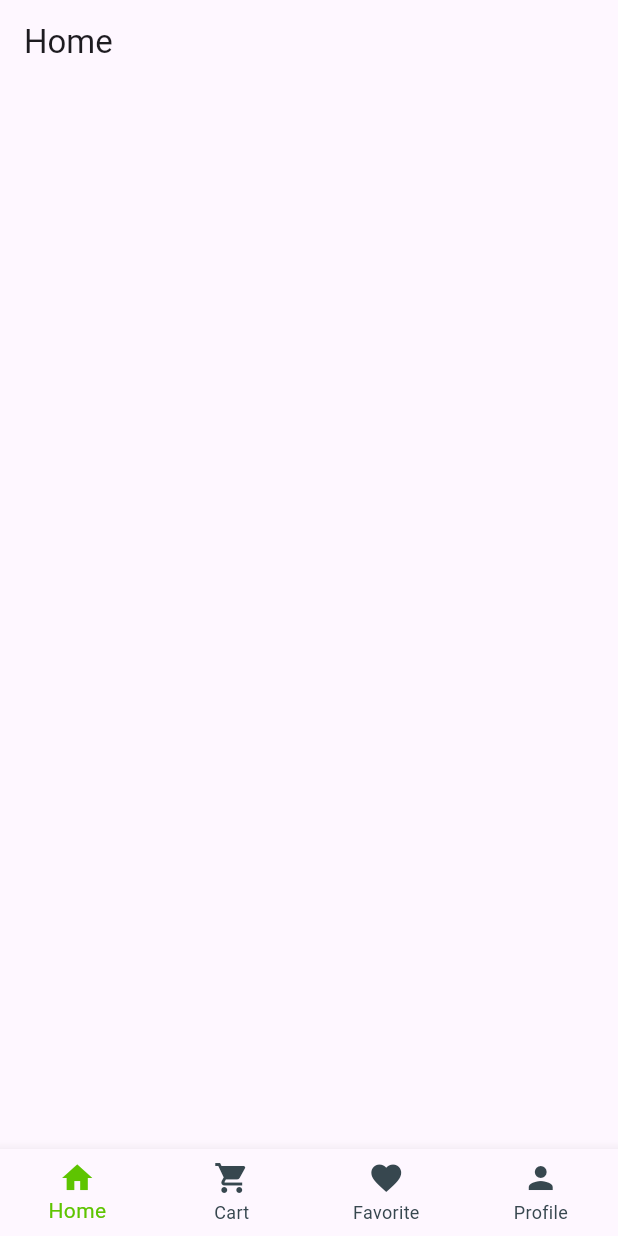
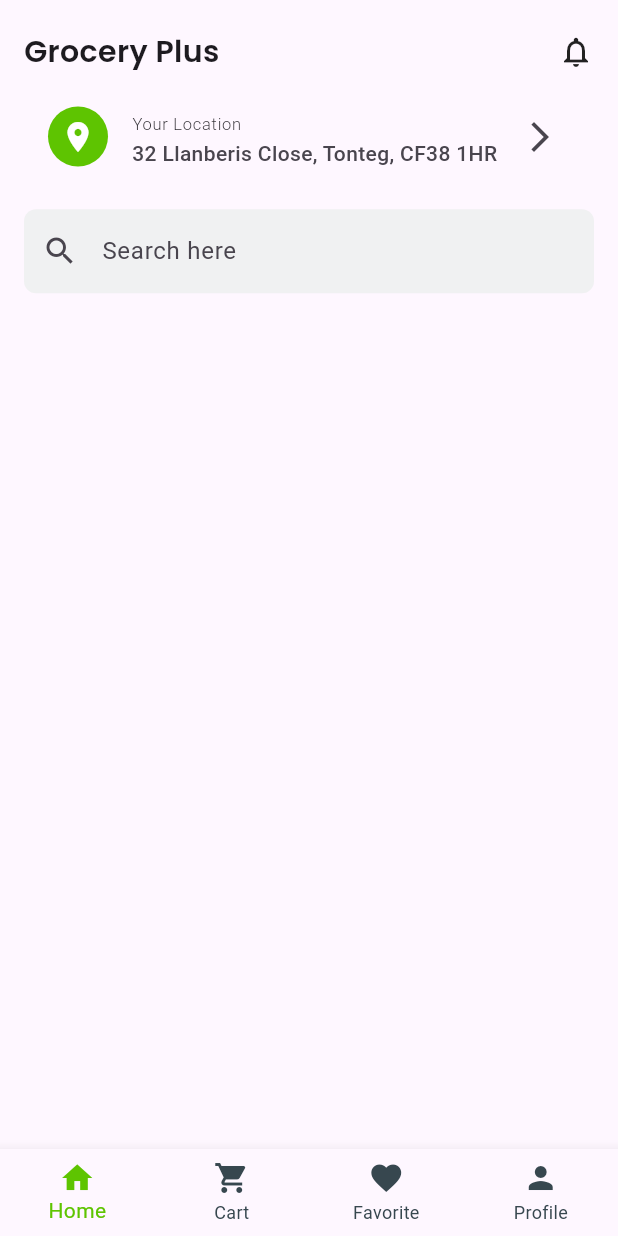
Before and after one commit to qaisarabbas0011/grocery_plus, a Flutter app: the screen it shows after launch, after a tap on "Next", on a phone screen of 412 x 824 dp. Run offline on Flutter 3.47's test engine with Material 3 defaults, Android fonts, the phone set to English and light mode, and no system bars; our stand-ins replace google_fonts.

Commit message:
second commit

```diff
--- a/grocery_app/lib/screens/home_screen.dart
+++ b/grocery_app/lib/screens/home_screen.dart
@@ -1,14 +1,43 @@
 import 'package:flutter/material.dart';
+import 'package:google_fonts/google_fonts.dart';
+import 'package:grocery_plus/widgets/custom_text_field.dart';
+import 'package:grocery_plus/widgets/location_widget.dart';
 
 class HomeScreen extends StatelessWidget {
   const HomeScreen({super.key});
 
   @override
   Widget build(BuildContext context) {
+    var searchController = TextEditingController();
     return Scaffold(
-      appBar: AppBar(
-        title: const Text("Home"),
+        body: SafeArea(
+      child: Padding(
+        padding: const EdgeInsets.only(left: 16.0, right: 16.0, top: 20.0),
+        child: Column(children: [
+          Row(
+            mainAxisAlignment: MainAxisAlignment.spaceBetween,
+            children: [
+              Text(
+                "Grocery Plus",
+                style: GoogleFonts.poppins(
+                    fontSize: 20, fontWeight: FontWeight.w600),
+              ),
+              Icon(Icons.notifications_outlined)
+            ],
+          ),
+          const SizedBox(
+            height: 10,
+          ),
+          LocationWidget(),
+          SizedBox(
+            height: MediaQuery.of(context).size.height * 0.02,
+          ),
+          CustomTextField(
+              hintText: "Search here",
+              prefixIcon: Icon(Icons.search),
+              controller: searchController)
+        ]),
       ),
-    );
+    ));
   }
 }
--- /dev/null
+++ b/grocery_app/lib/widgets/location_widget.dart
@@ -0,0 +1,34 @@
+import 'package:flutter/material.dart';
+import 'package:grocery_plus/constants/colors.dart';
+
+class LocationWidget extends StatelessWidget {
+  const LocationWidget({super.key});
+
+  @override
+  Widget build(BuildContext context) {
+    return ListTile(
+      dense: true,
+      leading: Container(
+        height: 40,
+        width: 40,
+        decoration: BoxDecoration(
+            shape: BoxShape.circle, color: AppColors.primaryColor),
+        child: Center(
+          child: Icon(
+            Icons.location_on,
+            color: Colors.white,
+          ),
+        ),
+      ),
+      title: Text(
+        "Your Location",
+        style: TextStyle(fontSize: 11, fontWeight: FontWeight.w300),
+      ),
+      subtitle: Text(
+        "32 Llanberis Close, Tonteg, CF38 1HR",
+        style: TextStyle(fontSize: 14, fontWeight: FontWeight.w500),
+      ),
+      trailing: Icon(Icons.arrow_forward_ios),
+    );
+  }
+}
```
